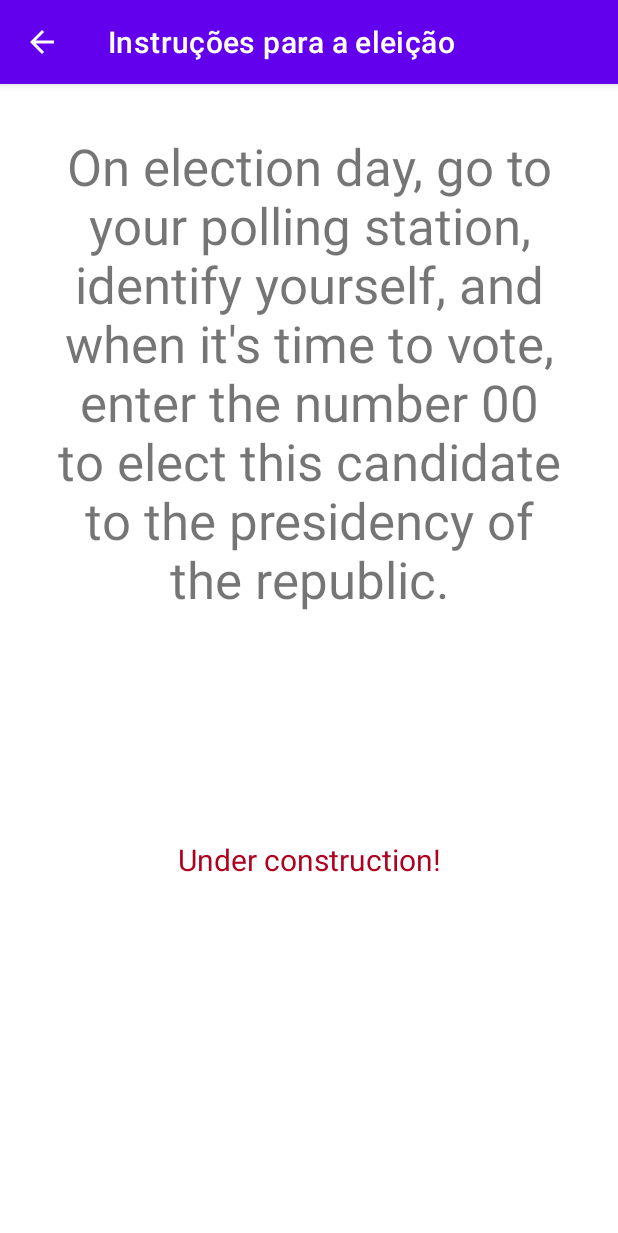
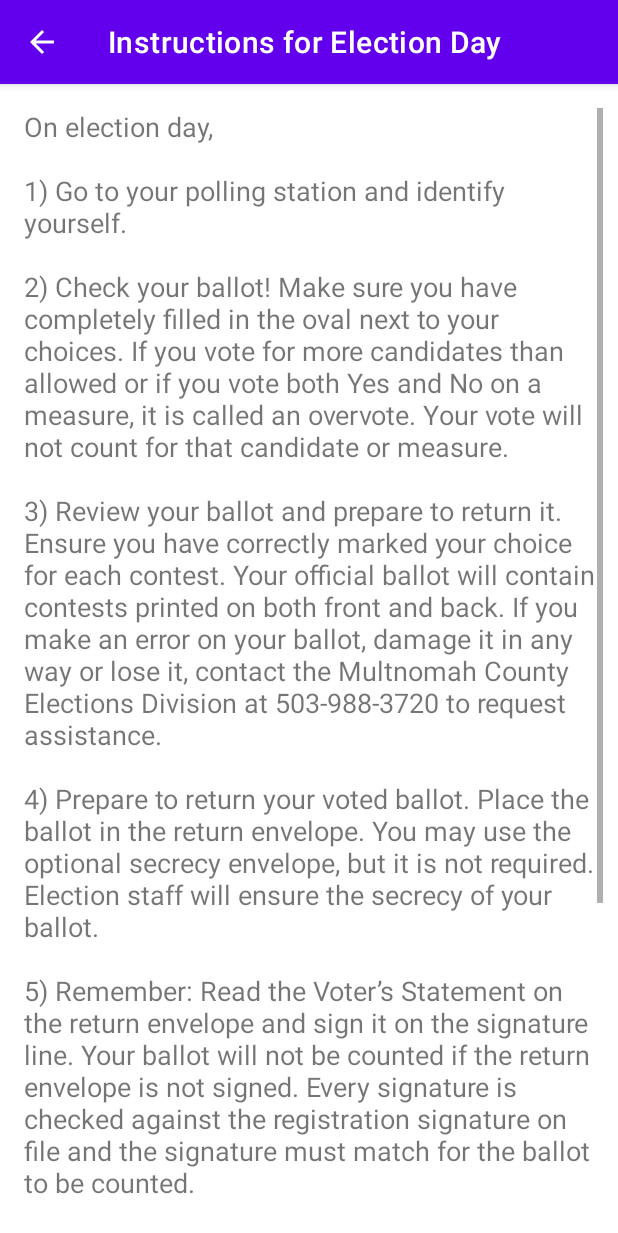
Before and after one commit to siomarapantarotto/CandidatePortfolio, an Android app: the ElectionActivity screen opened directly, with no data from a screen before it, on a phone screen of 412 x 824 dp. Shown: the top 1233 px of the screen. Run offline under Robolectric (Android 15) with nearby library versions, the phone set to English and light mode, and no system bars.

Commit message:
Implement instructions on election day

```diff
--- a/app/src/main/AndroidManifest.xml
+++ b/app/src/main/AndroidManifest.xml
@@ -40,7 +40,8 @@
         <activity
             android:name=".ElectionActivity"
             android:exported="false"
-            android:parentActivityName=".MainActivity" />
+            android:parentActivityName=".MainActivity"
+            android:windowSoftInputMode="adjustPan" />
 
         <activity
             android:name=".ContactUsActivity"
--- a/app/src/main/java/br/com/siomara/android/candidateportfolio/ElectionActivity.java
+++ b/app/src/main/java/br/com/siomara/android/candidateportfolio/ElectionActivity.java
@@ -3,6 +3,8 @@ package br.com.siomara.android.candidateportfolio;
 import androidx.appcompat.app.AppCompatActivity;
 
 import android.os.Bundle;
+import android.text.method.ScrollingMovementMethod;
+import android.widget.TextView;
 
 public class ElectionActivity extends AppCompatActivity {
 
@@ -13,5 +15,11 @@ public class ElectionActivity extends AppCompatActivity {
 
         // Configures toolbar.
         getSupportActionBar().setTitle(R.string.election);
+
+        // Initializes GUI component.
+        TextView textViewInstructions = findViewById(R.id.textViewInstructions);
+
+        // This configures text view to scroll vertically.
+        textViewInstructions.setMovementMethod(ScrollingMovementMethod.getInstance());
     }
 }
--- a/app/src/main/res/layout/activity_election.xml
+++ b/app/src/main/res/layout/activity_election.xml
@@ -7,26 +7,20 @@
     tools:context=".ElectionActivity">
 
     <TextView
-        android:id="@+id/textView"
-        android:layout_width="340dp"
-        android:layout_height="439dp"
-        android:layout_marginTop="32dp"
+        android:id="@+id/textViewInstructions"
+        android:layout_width="fill_parent"
+        android:layout_height="fill_parent"
+        android:paddingStart="16dp"
+        android:paddingTop="16dp"
+        android:paddingEnd="10dp"
+        android:paddingBottom="14dp"
+        android:scrollbars="vertical"
         android:text="@string/instruction"
-        android:textAlignment="center"
-        android:textSize="34sp"
+        android:textAlignment="textStart"
+        android:textSize="18sp"
+        app:layout_constraintBottom_toBottomOf="parent"
         app:layout_constraintEnd_toEndOf="parent"
         app:layout_constraintStart_toStartOf="parent"
         app:layout_constraintTop_toTopOf="parent" />
 
-    <TextView
-        android:id="@+id/textView2"
-        android:layout_width="wrap_content"
-        android:layout_height="wrap_content"
-        android:layout_marginTop="32dp"
-        android:text="Under construction!"
-        android:textColor="@color/design_default_color_error"
-        android:textSize="20sp"
-        app:layout_constraintEnd_toEndOf="parent"
-        app:layout_constraintStart_toStartOf="parent"
-        app:layout_constraintTop_toBottomOf="@+id/textView" />
 </androidx.constraintlayout.widget.ConstraintLayout>
--- a/app/src/main/res/values/strings.xml
+++ b/app/src/main/res/values/strings.xml
@@ -27,8 +27,17 @@
     </string>
 
     <!-- ELECTION child activity -->
-    <string name="election">Instruções para a eleição</string>
-    <string name="instruction">On election day, go to your polling station, identify yourself, and when it\'s time to vote, enter the number 00 to elect this candidate to the presidency of the republic.</string>
+    <string name="election">Instructions for Election Day</string>
+    <string name="instruction">On election day,
+        \n\n1) Go to your polling station and identify yourself.
+        \n\n2) Check your ballot! Make sure you have completely filled in the oval next to your choices. If you vote for more candidates than allowed or if you vote both Yes and No on a measure, it is called an overvote. Your vote will not count for that candidate or measure.
+        \n\n3) Review your ballot and prepare to return it. Ensure you have correctly marked your choice for each contest. Your official ballot will contain contests printed on both front and back. If you make an error on your ballot, damage it in any way or lose it, contact the Multnomah County Elections Division at 503-988-3720 to request assistance.
+        \n\n4) Prepare to return your voted ballot. Place the ballot in the return envelope. You may use the optional secrecy envelope, but it is not required. Election staff will ensure the secrecy of your ballot.
+        \n\n5) Remember: Read the Voter’s Statement on the return envelope and sign it on the signature line. Your ballot will not be counted if the return envelope is not signed. Every signature is checked against the registration signature on file and the signature must match for the ballot to be counted.
+        \n\n6) Return your ballot.
+        By mail: Using the postage paid return envelope to the signed and sealed. Mail it as soon as possible to arrive at the Multnomah County Elections Division no later than 8:00 p.m. on Election Day. A postmark does not count!
+        In person at an official drop site:
+        Deliver the signed and sealed return identification envelope to any official drop site no later than 8:00 p.m. on Election Day. Postage is NOT required if delivered to an official ballot drop box location.and when it\'s time to vote, enter the number 00 to elect this candidate to the presidency of the republic.</string>
 
     <!-- LAW PROJECTS child activity -->
     <string name="law_projects">Projetos de lei</string>
```
